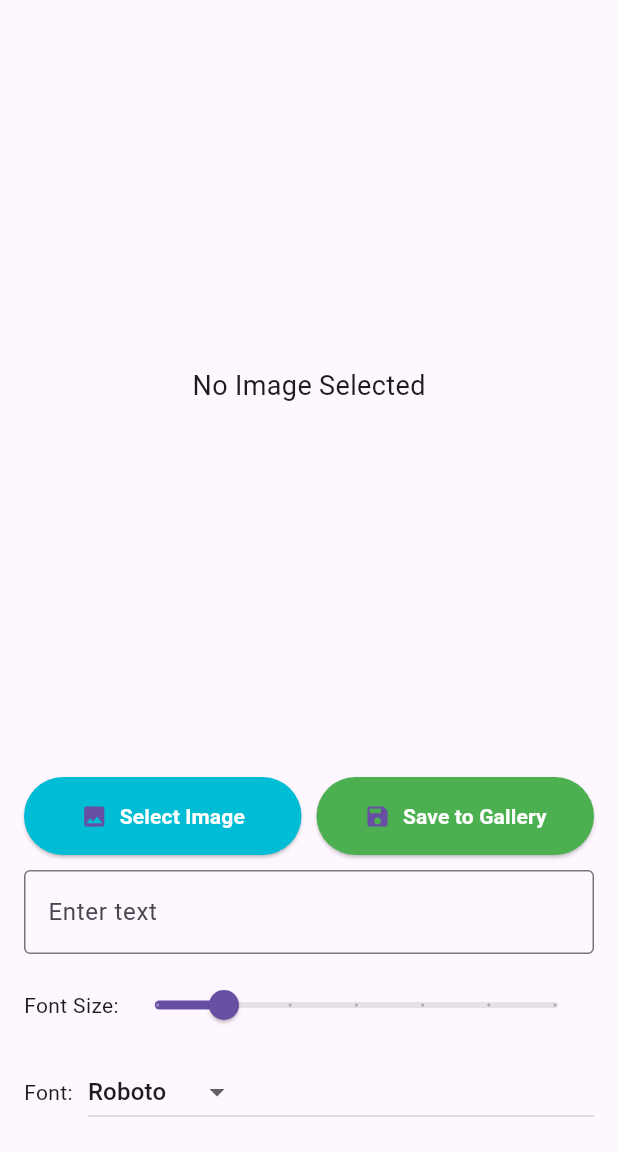
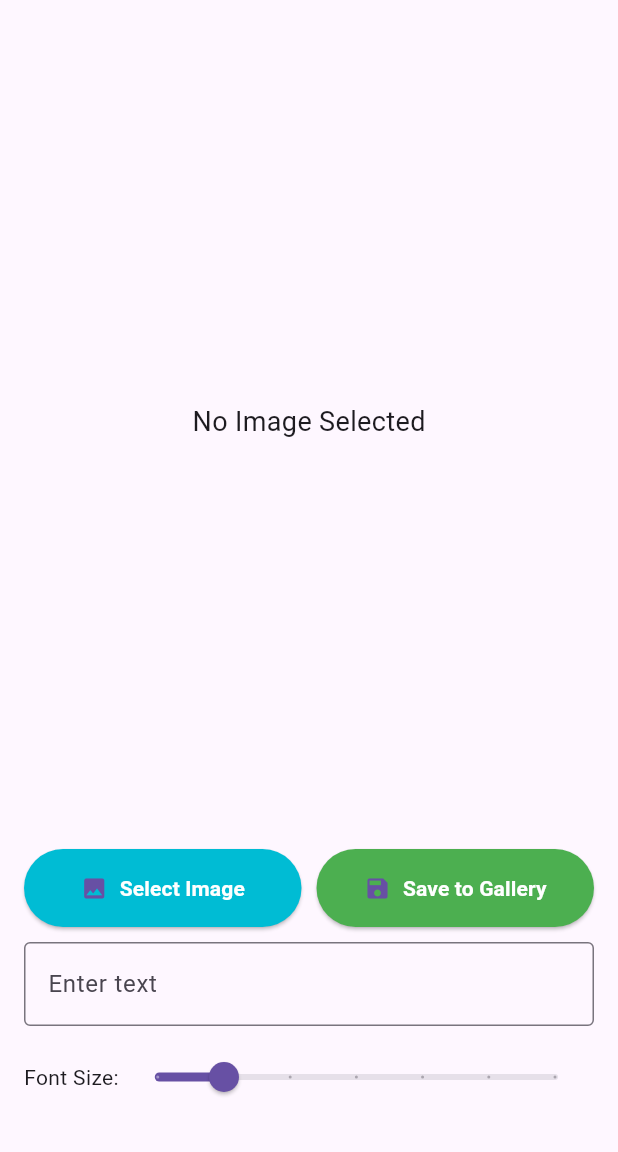
Before and after one commit to DrAkEn-69/android-, a Flutter app: the screen it shows after launch, on a phone screen of 412 x 824 dp, the part 84-1236 px from its top. Run offline on Flutter 3.47's test engine with Material 3 defaults, Android fonts, the phone set to English and light mode, and no system bars; our stand-ins replace image_picker.

Commit message:
updated fonts

```diff
--- a/lib/main.dart
+++ b/lib/main.dart
@@ -6,6 +6,7 @@ import 'package:flutter/material.dart';
 import 'package:flutter/rendering.dart';
 import 'package:image_picker/image_picker.dart';
 import 'package:path_provider/path_provider.dart';
+
 
 void main() {
   runApp(const MyApp());
@@ -43,13 +44,7 @@ class _ImageEditorState extends State<ImageEditor> {
   String fontFamily = 'Roboto'; // Default font family
 
   // List of available fonts
-  final List<String> fontOptions = [
-    'Roboto',
-    'Lobster',
-    'Pacifico',
-    'OpenSans',
-    'Anton',
-  ];
+
 
   Future<void> pickImage() async {
     final pickedImage = await picker.pickImage(source: ImageSource.gallery);
@@ -208,28 +203,7 @@ class _ImageEditorState extends State<ImageEditor> {
               ],
             ),
             const SizedBox(height: 10),
-            Row(
-              children: [
-                const Text("Font:"),
-                const SizedBox(width: 10),
-                Expanded(
-                  child: DropdownButton<String>(
-                    value: fontFamily,
-                    items: fontOptions.map((String font) {
-                      return DropdownMenuItem(
-                        value: font,
-                        child: Text(font, style: TextStyle(fontFamily: font)),
-                      );
-                    }).toList(),
-                    onChanged: (String? newFont) {
-                      setState(() {
-                        fontFamily = newFont!;
-                      });
-                    },
-                  ),
-                ),
-              ],
-            ),
+
           ],
         ),
       ),
```
